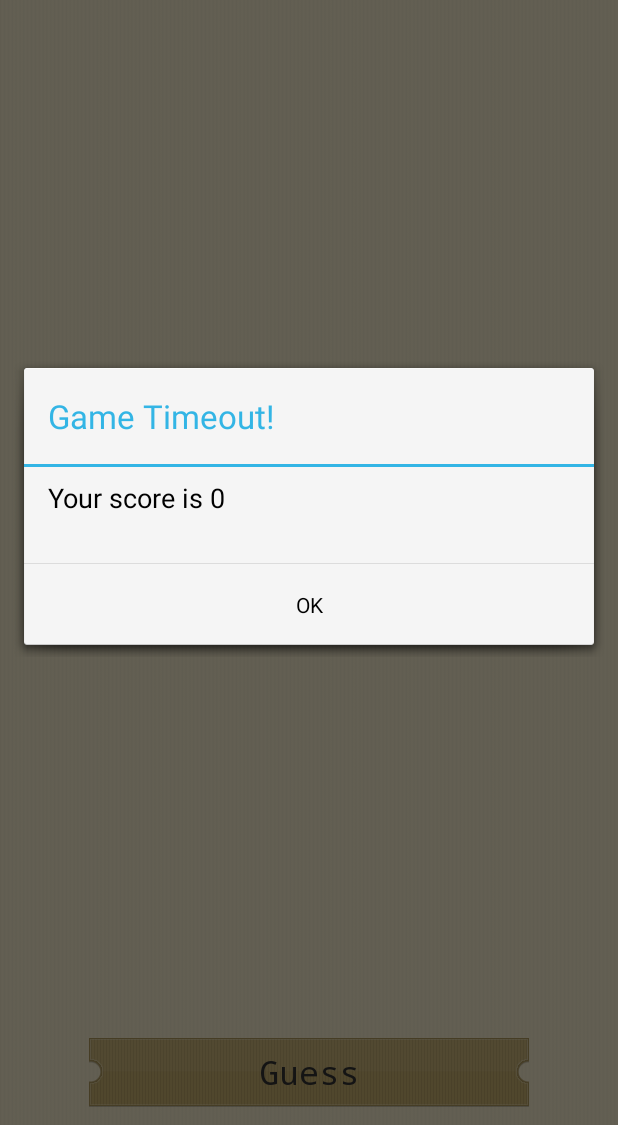
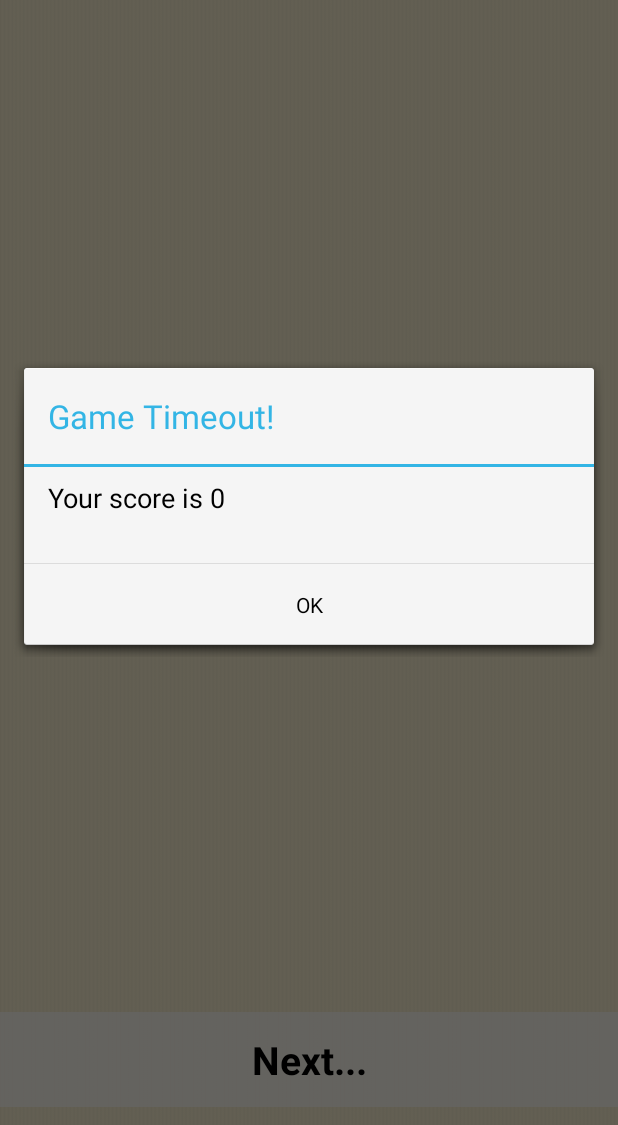
Before and after one commit to SoapSeller/MidWorx, an Android app: the MainActivity screen opened directly, with no data from a screen before it, after a tap on an icon or button, on a phone screen of 412 x 824 dp, the part 111-1236 px from its top. Run offline under Robolectric (Android 15) with nearby library versions, the light colour scheme and no system bars; network calls fail; 6 statements that could not run were skipped; 1 other tap on this screen came first.

Commit message:
Add 'Next' button.

```diff
--- a/MidWorx/src/main/java/com/fun/midworx/MainActivity.java
+++ b/MidWorx/src/main/java/com/fun/midworx/MainActivity.java
@@ -39,6 +39,7 @@ public class MainActivity extends MidWorxActivity {
         setContentView(R.layout.activity_main);
 
         setGuessButton();
+        setNextButton();
 
         mBoxesContainer = (BoxesContainer) findViewById(R.id.words_boxes_layout);
         mScoreText = (TextView) findViewById(R.id.score_txt);
@@ -79,8 +80,12 @@ public class MainActivity extends MidWorxActivity {
         for (int i = 0; i < lettersWord.length(); ++i) {
             letters.add(String.valueOf(lettersWord.charAt(i)));
         }
+
+		letterOrganizer.setLettersPool(letters);
+
         letterOrganizer.show();
-		letterOrganizer.setLettersPool(letters);
+        findViewById(R.id.next_btn).setVisibility(View.GONE);
+        findViewById(R.id.guess_btn).setVisibility(View.VISIBLE);
 
     }
 
@@ -107,6 +112,8 @@ public class MainActivity extends MidWorxActivity {
 
             builder.setMessage("Your score is " + mSessionScore).setTitle("Game Timeout!");
             letterOrganizer.hide();
+            findViewById(R.id.next_btn).setVisibility(View.VISIBLE);
+            findViewById(R.id.guess_btn).setVisibility(View.GONE);
             builder.setPositiveButton("OK", new DialogInterface.OnClickListener() {
                 public void onClick(DialogInterface dialog, int id) {
                     mBoxesContainer.showUnguessed();
@@ -128,6 +135,15 @@ public class MainActivity extends MidWorxActivity {
         });
     }
 
+    private void setNextButton() {
+        findViewById(R.id.next_btn).setOnClickListener(new View.OnClickListener() {
+            @Override
+            public void onClick(View v) {
+                startNewGame();
+            }
+        });
+    }
+
     private void guessWord(String word) {
         if (mBoxesContainer.guessWord(word))
             addToScore(word);
@@ -145,4 +161,6 @@ public class MainActivity extends MidWorxActivity {
     private String getCurrentGuess() {
 		return letterOrganizer.getCurrentGuessAndReset();
     }
+
+
 }
--- a/MidWorx/src/main/res/layout/activity_main.xml
+++ b/MidWorx/src/main/res/layout/activity_main.xml
@@ -189,6 +189,19 @@
             android:textSize="22dp"
             android:typeface="monospace"
             android:id="@+id/guess_btn" />
+    <TextView
+            android:visibility="gone"
+            android:layout_width="match_parent"
+            android:layout_height="wrap_content"
+            android:layout_alignParentBottom="true"
+            android:background="#afff"
+            android:text="@string/next"
+            android:gravity="center"
+            android:textColor="#000"
+            android:textSize="26dp"
+            android:textStyle="bold"
+            android:padding="14dp"
+            android:id="@+id/next_btn" />
 
     <com.fun.midworx.com.fun.midworx.views.BoxesContainer
             android:layout_width="match_parent"
--- a/MidWorx/src/main/res/values/strings.xml
+++ b/MidWorx/src/main/res/values/strings.xml
@@ -6,6 +6,7 @@
     <string name="total_score">Total Score: </string>
     <string name="start_game">Start Game</string>
     <string name="guess">Guess</string>
+    <string name="next">Next...</string>
     <string name="title_activity_dictionary">Dictionary</string>
 
 </resources>
```
